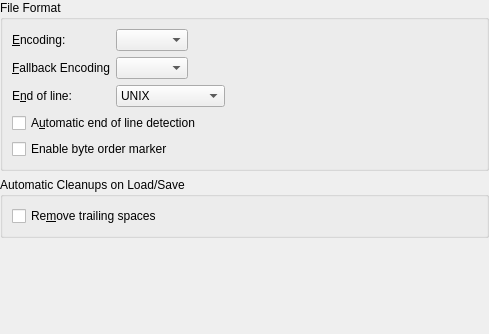
This is part/dialogs/opensaveconfigwidget.ui in KDE/kate as Qt 5 draws it before an edit. The edited form follows.
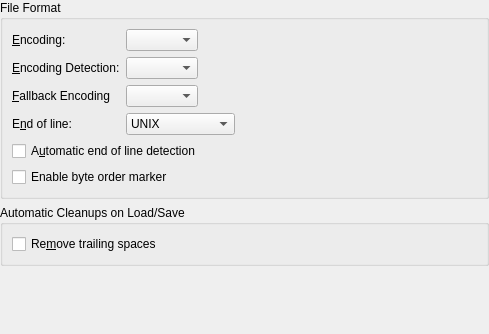
This is the edited form. Custom widgets are drawn as their Qt base class.

Commit message: introduce encoding detection again, loading now works this way, first working phase will be last one :)

```diff
--- a/part/dialogs/opensaveconfigwidget.ui
+++ b/part/dialogs/opensaveconfigwidget.ui
@@ -45,6 +45,23 @@
         <item row="1" column="0">
          <widget class="QLabel" name="lblEncodingDetection">
           <property name="text">
+           <string>&amp;Encoding Detection:</string>
+          </property>
+          <property name="buddy">
+           <cstring>cmbEncodingDetection</cstring>
+          </property>
+         </widget>
+        </item>
+        <item row="1" column="1">
+         <widget class="KComboBox" name="cmbEncodingDetection">
+          <property name="whatsThis">
+           <string>if neither the encoding chosen as standard above, nor the encoding specified in the open/save dialog, nor the encoding specified on command line match the content of the file, this detection will be run.</string>
+          </property>
+         </widget>
+        </item>
+        <item row="2" column="0">
+         <widget class="QLabel" name="lblEncodingDetection">
+          <property name="text">
            <string>&amp;Fallback Encoding</string>
           </property>
           <property name="buddy">
@@ -52,14 +69,14 @@
           </property>
          </widget>
         </item>
-        <item row="1" column="1">
+        <item row="2" column="1">
          <widget class="KComboBox" name="cmbEncodingFallback">
           <property name="whatsThis">
            <string>This defines the fallback encoding to try for opening files if neither the encoding chosen as standard above, nor the encoding specified in the open/save dialog, nor the encoding specified on command line match the content of the file.  Before this is used, an attempt will be made to determine the encoding to use by looking for a byte order marker at start of file: if one is found, the right unicode encoding will be chosen; otherwise, this fallback encoding will be tried.</string>
           </property>
          </widget>
         </item>
-        <item row="2" column="0">
+        <item row="3" column="0">
          <widget class="QLabel" name="lblEOL">
           <property name="text">
            <string>E&amp;nd of line:</string>
@@ -69,7 +86,7 @@
           </property>
          </widget>
         </item>
-        <item row="2" column="1">
+        <item row="3" column="1">
          <widget class="KComboBox" name="cmbEOL">
           <item>
            <property name="text">
```
Left out of the diff: 2 changed lines with no effect on the pictures. The commit also changes 9 other files.
